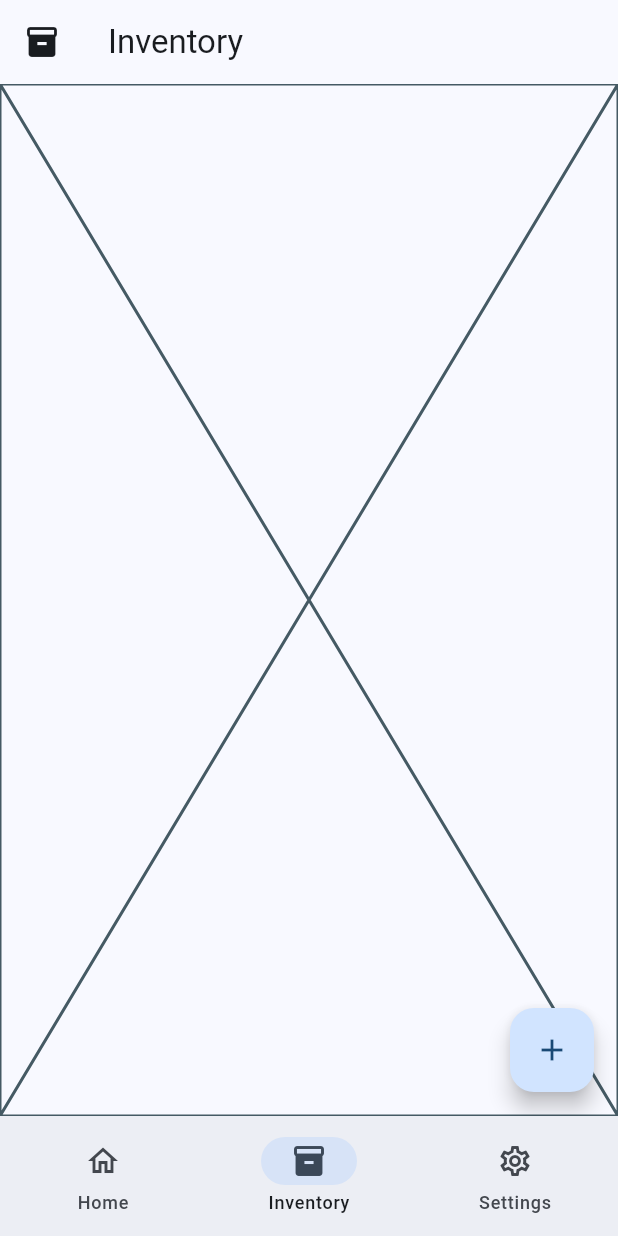
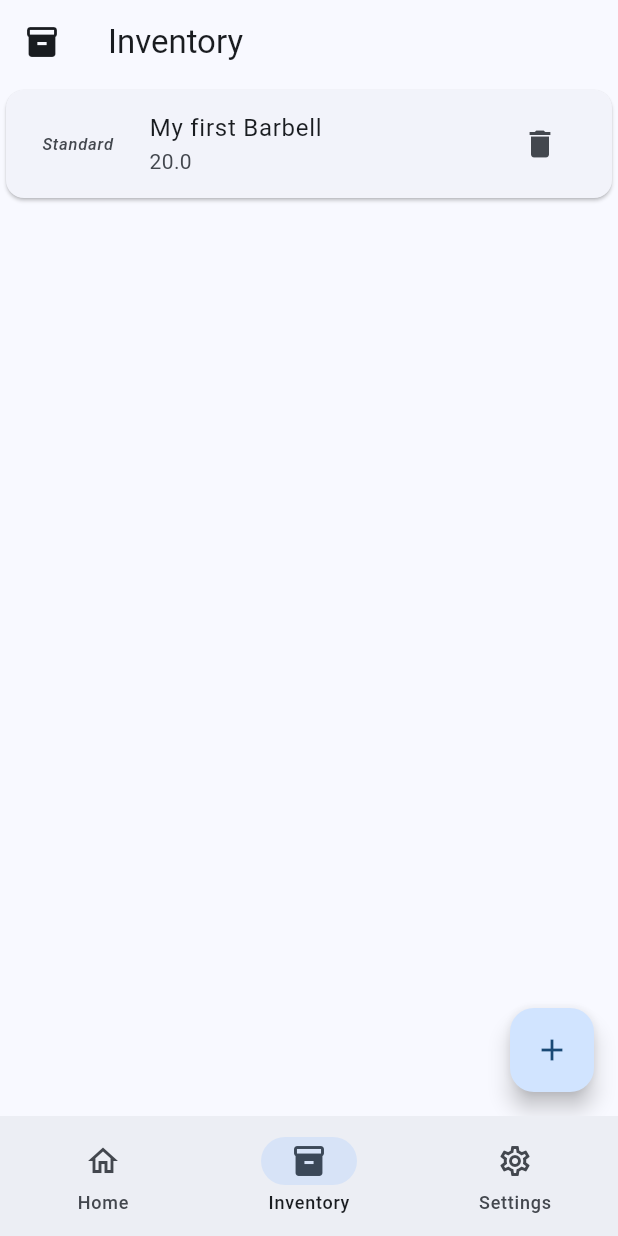
Before and after one commit to ThePi2K/BarbellCalc, a Flutter app: the screen it shows after launch, item 2 of the bottom bar chosen, on a phone screen of 412 x 824 dp. Run offline on Flutter 3.47's test engine with Material 3 defaults, Android fonts, the phone set to English and light mode, and no system bars; our stand-ins replace flutter_colorpicker, shared_preferences.

Commit message:
added barbelllist to inventory

```diff
--- a/barbell_calc/lib/inventory.dart
+++ b/barbell_calc/lib/inventory.dart
@@ -17,7 +17,8 @@ class _InventoryPageState extends State<InventoryPage> {
 
   @override
   void initState() {
-    getPlates();
+    updatePlates();
+    updateBarbells();
     super.initState();
   }
 
@@ -91,14 +92,55 @@ class _InventoryPageState extends State<InventoryPage> {
     }
   }
 
+  Future<void> deleteBarbell(int index) async {
+    // connect to SharedPreferences
+    final SharedPreferences prefs = await SharedPreferences.getInstance();
+
+    // get barbells from SharedPreferences
+    final String? barbellsString = prefs.getString('barbells_key');
+
+    // check if Items in List
+    if (barbellsString != null) {
+      setState(() {
+        // save the barbells into the List "barbells"
+        barbells = Barbell.decode(barbellsString);
+      });
+    }
+
+    // remove barbell from array
+    barbells.remove(barbells[index]);
+
+    // Encode the updated list to a string
+    final String encodedData = Barbell.encode(barbells);
+
+    // Write the updated string to 'barbells_key'
+    await prefs.setString('barbells_key', encodedData);
+
+    // refresh the list
+    updateBarbells();
+  }
+
   @override
   Widget build(BuildContext context) {
+    // first run
+    updatePlates();
+    updateBarbells();
     return Scaffold(
         appBar: AppBar(
           title: const Text('Inventory'),
           leading: const Icon(Icons.inventory),
         ),
-        body: Placeholder(),
+        body: ListView.builder(
+          itemCount: barbells.length,
+          itemBuilder: (BuildContext context, int index) {
+            return BarbellListItem(
+              barbell: barbells[index],
+              index: index,
+              onDelete: deleteBarbell,
+              barbellListLength: barbells.length,
+            );
+          },
+        ),
         floatingActionButton: FloatingActionButton(
             onPressed: () {
               showModalBottomSheet(
@@ -368,6 +410,12 @@ class _CreatePlateState extends State<CreatePlate> {
       actions: [
         TextButton(
           onPressed: () {
+            Navigator.pop(context);
+          },
+          child: const Text('CANCEL'),
+        ),
+        TextButton(
+          onPressed: () {
             // reformatting text inputs (remove spaces and minus, replace , with .)
             weightController.text = weightController.text
                 .replaceAll(" ", "")
@@ -559,6 +607,12 @@ class _CreateBarbellState extends State<CreateBarbell> {
       actions: [
         TextButton(
           onPressed: () {
+            Navigator.pop(context);
+          },
+          child: const Text('CANCEL'),
+        ),
+        TextButton(
+          onPressed: () {
             // reformatting text inputs (remove spaces and minus, replace , with .)
             weightController.text = weightController.text
                 .replaceAll(" ", "")
@@ -635,3 +689,66 @@ class ErrorDialog extends StatelessWidget {
     );
   }
 }
+
+class BarbellListItem extends StatelessWidget {
+  const BarbellListItem({
+    super.key,
+    required this.barbell,
+    required this.index,
+    required this.onDelete,
+    required this.barbellListLength,
+  });
+
+  final Barbell barbell;
+  final int index;
+  final int barbellListLength;
+  final Function(int) onDelete;
+
+  @override
+  Widget build(BuildContext context) {
+    return Card(
+      child: ListTile(
+        leading: Container(
+          padding: const EdgeInsets.all(8.0),
+          decoration: BoxDecoration(
+            borderRadius: BorderRadius.circular(5.0),
+          ),
+          child: Text(
+            barbell.width,
+            style: const TextStyle(
+              fontStyle: FontStyle.italic,
+            ),
+          ),
+        ),
+        title: Text(barbell.name),
+        subtitle: Text(barbell.weight.toString()),
+        trailing: IconButton(
+          icon: const Icon(Icons.delete),
+          onPressed: () {
+            if (barbellListLength == 1) {
+              showDialog(
+                context: context,
+                builder: (BuildContext context) {
+                  return AlertDialog(
+                    title: const Text('Attention'),
+                    content: const Text('You need at least one barbell!'),
+                    actions: [
+                      TextButton(
+                        onPressed: () {
+                          Navigator.of(context).pop();
+                        },
+                        child: const Text('OK'),
+                      ),
+                    ],
+                  );
+                },
+              );
+            } else {
+              onDelete(index);
+            }
+          },
+        ),
+      ),
+    );
+  }
+}
```
